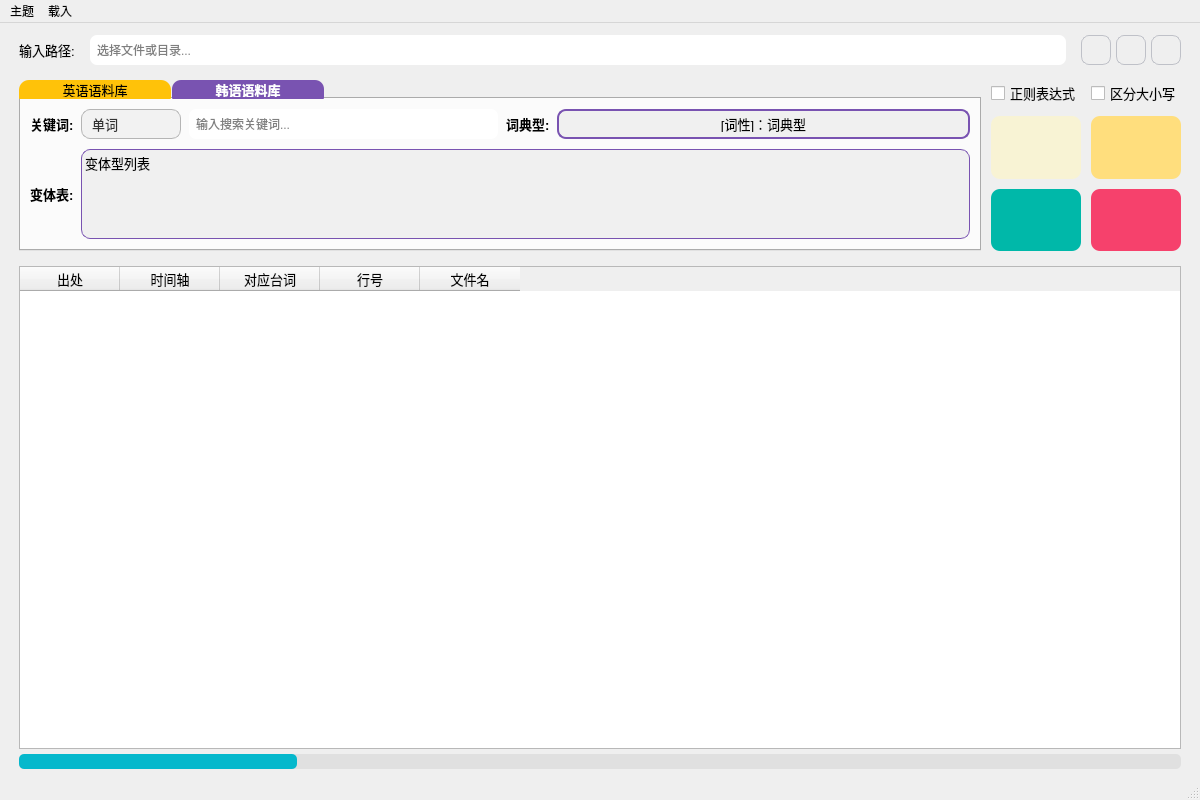
Above: gui/CorpusSearchTool.ui from jiedi720/CorpusSearchTool before the change. Below: the same form after it.
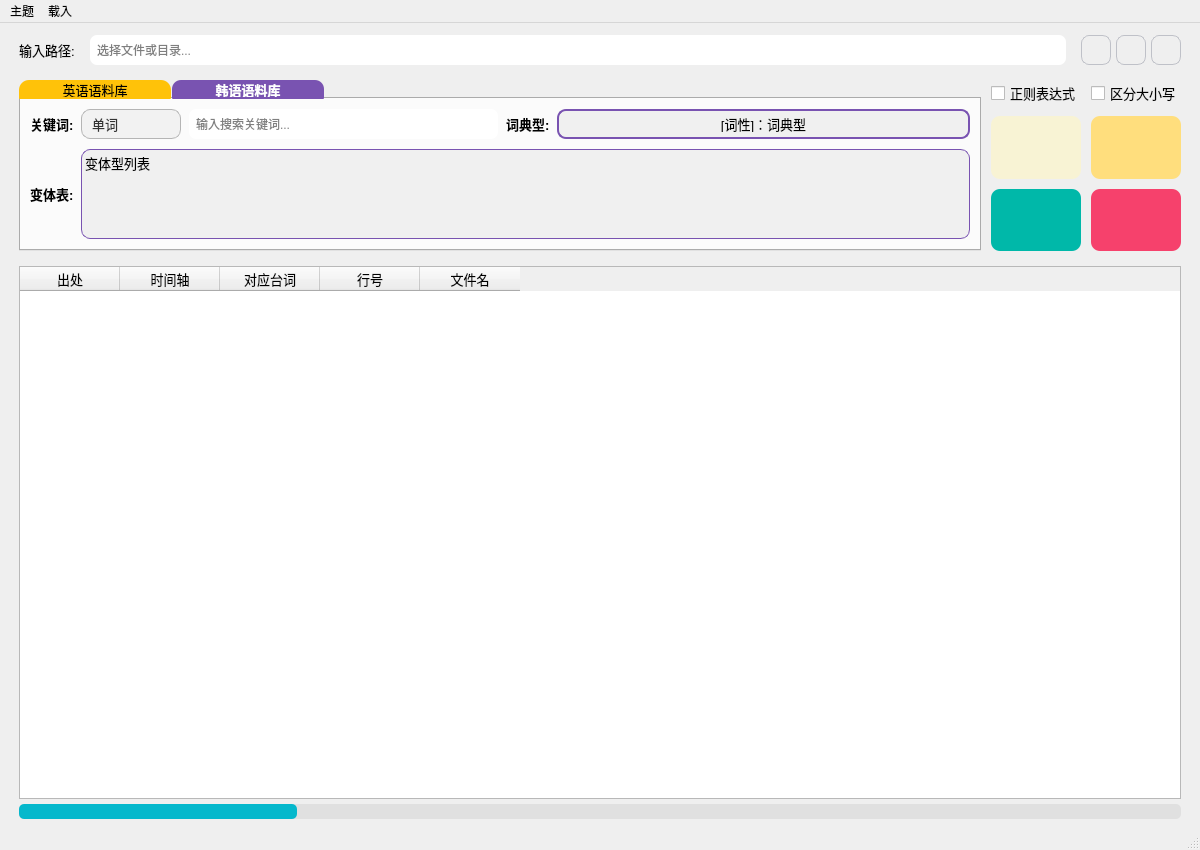
That is the form after the change. Icons and pictures are not drawn.

The edit to the form file:
```diff
--- a/gui/CorpusSearchTool.ui
+++ b/gui/CorpusSearchTool.ui
@@ -7,19 +7,19 @@
     <x>0</x>
     <y>0</y>
     <width>1200</width>
-    <height>800</height>
+    <height>850</height>
    </rect>
   </property>
   <property name="minimumSize">
    <size>
-    <width>1100</width>
-    <height>800</height>
+    <width>1200</width>
+    <height>850</height>
    </size>
   </property>
   <property name="maximumSize">
    <size>
     <width>1500</width>
-    <height>800</height>
+    <height>1000</height>
    </size>
   </property>
   <property name="windowTitle">
```
